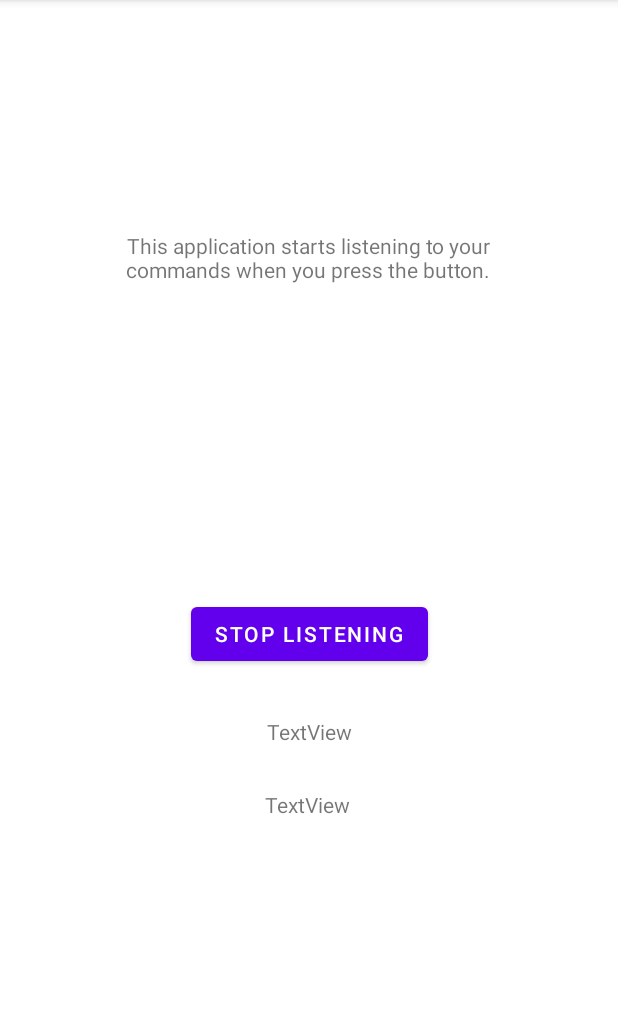
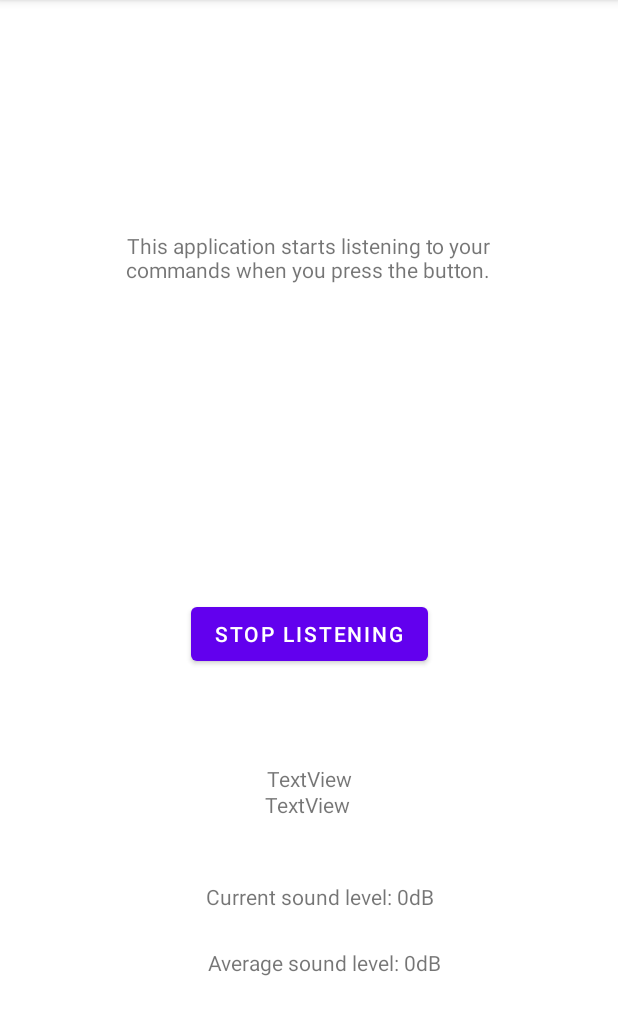
Before and after one commit to 71M073J/ApproxHPVM_Honk_version, an Android app: the ARPActivity screen opened directly, with no data from a screen before it, after a tap on "START LISTENING", on a phone screen of 412 x 824 dp, the part 84-1119 px from its top. Run offline under Robolectric (Android 15) with nearby library versions, the phone set to English and light mode, and no system bars; our stand-ins replace Dagger/Hilt's generated code; libraries missing offline, so code that uses them is left out: com.jlibrosa.audio; 7 statements that could not run were skipped.

Commit message:
added decibel readings and approximation levels

```diff
--- a/app/src/main/java/si/fri/matevzfa/approxhpvmdemo/arp/ARPActivity.kt
+++ b/app/src/main/java/si/fri/matevzfa/approxhpvmdemo/arp/ARPActivity.kt
@@ -5,46 +5,32 @@ import android.content.pm.PackageManager
 import android.media.AudioFormat
 import android.media.AudioRecord
 import android.media.MediaRecorder
-import android.opengl.Visibility
 import android.os.Bundle
 import android.os.Handler
 import android.os.Looper
 import android.os.Message
-import android.os.SystemClock.sleep
 import android.util.Log
 import android.view.View
-import android.widget.Button
-import android.widget.TextView
 import androidx.appcompat.app.AppCompatActivity
 import androidx.core.app.ActivityCompat
 import androidx.core.content.ContextCompat
-import androidx.fragment.app.FragmentActivity
 import androidx.work.Data
 import androidx.work.ExistingWorkPolicy
 import androidx.work.OneTimeWorkRequestBuilder
 import androidx.work.WorkManager
 import com.jlibrosa.audio.JLibrosa
 import dagger.hilt.android.AndroidEntryPoint
-import kotlinx.coroutines.GlobalScope
-import kotlinx.coroutines.delay
-import kotlinx.coroutines.launch
-import si.fri.matevzfa.approxhpvmdemo.adaptation.NoAdaptation
-import si.fri.matevzfa.approxhpvmdemo.data.*
-import si.fri.matevzfa.approxhpvmdemo.databinding.ActivityArpactivityBinding
-import si.fri.matevzfa.approxhpvmdemo.har.ApproxHPVMWrapper
-import java.io.IOException
-import java.util.*
-import javax.inject.Inject
-import kotlin.math.absoluteValue
-import kotlin.math.ln
-import kotlin.math.pow
-import kotlin.math.sqrt
-import android.media.*
-import com.github.psambit9791.jdsp.filter.Butterworth
 import si.fri.matevzfa.approxhpvmdemo.data.SignalImage
 import si.fri.matevzfa.approxhpvmdemo.data.SignalImageDao
 import si.fri.matevzfa.approxhpvmdemo.data.TraceClassificationDao
-
+import si.fri.matevzfa.approxhpvmdemo.databinding.ActivityArpactivityBinding
+import java.io.IOException
+import java.nio.Buffer
+import java.util.*
+import javax.inject.Inject
+import kotlin.math.ln
+import kotlin.math.log10
+import kotlin.math.roundToInt
 
 
 @AndroidEntryPoint
@@ -54,8 +40,9 @@ class ARPActivity : AppCompatActivity() {
     private val RECORDER_CHANNELS = AudioFormat.CHANNEL_IN_MONO
     private val RECORDER_AUDIO_ENCODING = AudioFormat.ENCODING_PCM_FLOAT
     private var restart_rec = false
-    var BufferElements = 16000
+    var BufferElements = 8000
     private var recorder: AudioRecord? = null
+    private var mRecorder: MediaRecorder = MediaRecorder()
     private var recordingThread: Thread? = null
     private var peakThread: Thread? = null
     private var isRecording = false
@@ -68,8 +55,9 @@ class ARPActivity : AppCompatActivity() {
     lateinit var traceClassificationDao :TraceClassificationDao
 
     private var speechCounter = 0
-    private var rmseSum : Double = 0.0
-    private var numberOfReadings = 10 // Number of readings before calculating mean
+    private var numberOfReadings = 20 // Number of readings before calculating mean
+    private var ampSum = 0.0
+    private var isFirstRead = true
 
     private val updateTimeHandler = object : Handler(Looper.getMainLooper()){
         override fun handleMessage(message: Message) {
@@ -98,23 +86,19 @@ class ARPActivity : AppCompatActivity() {
 
         binding.stopListening.visibility = View.INVISIBLE
         setContentView(view)
-        Log.e(TAG,"wtf")
         binding.stopListening.setOnClickListener {
-            Log.e("WTF", "CLICK")
+            Log.e("Stop Button", "CLICK")
             kill_recorder()
             updateTimeHandler.removeMessages(MSG_UPDATE_TIME)
             binding.startListening.visibility = View.VISIBLE
             binding.stopListening.visibility = View.INVISIBLE
         }
         binding.startListening.setOnClickListener {
+            Log.e("Start Button", "CLICK")
             init_recorder()
             binding.startListening.visibility = View.INVISIBLE
             binding.stopListening.visibility = View.VISIBLE
         }
-
-
-        Log.e(TAG,"wtf")
-        //setContentView(R.layout.activity_arpactivity)
 
         if (ContextCompat.checkSelfPermission(applicationContext, Manifest.permission.RECORD_AUDIO) != PackageManager.PERMISSION_GRANTED &&
             ContextCompat.checkSelfPermission(applicationContext, Manifest.permission.WRITE_EXTERNAL_STORAGE) != PackageManager.PERMISSION_GRANTED
@@ -127,13 +111,6 @@ class ARPActivity : AppCompatActivity() {
             ActivityCompat.requestPermissions(this, permissions, 0)
         }
 
-
-            //stopListening.setOnClickListener {
-            //    isRecording = false
-            //    recorder?.stop()
-            //    stopListening.visibility = View.INVISIBLE
-            //}
-
         if (ActivityCompat.checkSelfPermission(
                 applicationContext,
                 Manifest.permission.RECORD_AUDIO
@@ -141,10 +118,7 @@ class ARPActivity : AppCompatActivity() {
         ) {
             return
         }
-        Log.e(TAG,"wtf")
-        //setContentView(R.layout.activity_arpactivity)
 
-        Log.e(TAG,"wtf2")
         WorkManager.getInstance(baseContext)
             .getWorkInfosForUniqueWorkLiveData(UNIQUE_WORK_NAME)
             .observe(this) { workInfos ->
@@ -156,6 +130,7 @@ class ARPActivity : AppCompatActivity() {
                     }
                 }
             }
+
     }
 
     override fun onPause() {
@@ -163,25 +138,29 @@ class ARPActivity : AppCompatActivity() {
         kill_recorder()
         restart_rec = true
     }
+
     fun kill_recorder(){
         isRecording = false;
         if (null != recorder) {
             updateTimeHandler.removeMessages(MSG_UPDATE_TIME)
-            //if (alreadyStarted){
             recorder?.stop();
             recorder?.release();
-            //}
             recorder = null;
             recordingThread = null;
         }
+        if (mRecorder != null) {
+            mRecorder.stop();
+            mRecorder.release();
+        }
+        restart_rec = true
     }
+
     fun init_recorder(){
         recorder = AudioRecord(
             MediaRecorder.AudioSource.MIC,
             RECORDER_SAMPLERATE, RECORDER_CHANNELS,
             RECORDER_AUDIO_ENCODING, BufferElements
         )
-
         if (recorder!!.state != AudioRecord.STATE_INITIALIZED) { // check for proper initialization
             Log.e(TAG, "error initializing");
             return;
@@ -189,10 +168,24 @@ class ARPActivity : AppCompatActivity() {
         recorder?.startRecording()
         isRecording = true
 
+        mRecorder = MediaRecorder()
+        mRecorder.setAudioSource(MediaRecorder.AudioSource.MIC)
+        mRecorder.setOutputFormat(MediaRecorder.OutputFormat.THREE_GPP)
+        mRecorder.setAudioEncoder(MediaRecorder.AudioEncoder.AMR_NB)
+        mRecorder.setOutputFile("${externalCacheDir?.absolutePath}/temp.3gp")
+
+        try {
+            mRecorder.prepare()
+        } catch (e: IllegalStateException) {
+            e.printStackTrace()
+        } catch (e: IOException) {
+            e.printStackTrace()
+        }
+        mRecorder.start();
+
         updateTimeHandler.sendEmptyMessage(MSG_UPDATE_TIME)
-        //
+
         recordingThread = Thread({
-            //stopListening.visibility = View.VISIBLE
             writeAudioDataToFile() }, "AudioRecorder Thread")
         recordingThread!!.start()
     }
@@ -204,52 +197,64 @@ class ARPActivity : AppCompatActivity() {
         }
     }
 
-    // Calculate rmse and select approximation level if needed
-    private fun calculateRmse(fData: FloatArray) {
-        val doubleArray = DoubleArray(fData.count())
-        for (i in 0 until fData.count()) {
-            doubleArray[i] = fData[i].toDouble()
+    // Calculate Decibes and select approximation level if needed
+    private fun calculateDb() {
+        speechCounter++
+        try {
+            var currAmp = 20 * log10(mRecorder.maxAmplitude.toDouble())
+            if (currAmp == Double.NEGATIVE_INFINITY || currAmp == Double.POSITIVE_INFINITY)
+            { currAmp = 0.0 }
+            ampSum += currAmp
+            Log.d("Decibel level", "$speechCounter $ampSum $currAmp")
+
+            var ampMean = ampSum / speechCounter
+            runOnUiThread {
+                binding.soundLevel.text = "Current sound level: ${currAmp.roundToInt()}dB"
+                binding.avgSoundLevel.text = "Average sound level: ${ampMean.roundToInt()}dB"
+            }
+
+            if (speechCounter == numberOfReadings) {
+                Log.d("Decibel mean value", "$ampMean")
+                speechCounter = 0
+                ampSum = 0.0
+
+                // TODO test which means work for which approximation level
+                //  - actually use approxLevel
+                var approxLevel = 0 // This means no approximation. 3 means max approximation
+                if (ampMean < 40) { approxLevel = 3 }
+                else if (ampMean < 50) { approxLevel = 2 }
+                else if (ampMean < 60) { approxLevel = 1 }
+            }
+        } catch (e : Exception) {
+            Log.e("Decibel calculation thread",
+                "Exception thrown: probably media recorder was stopped while this thread" +
+                        " was still running")
+            e.printStackTrace()
         }
 
-        val order = 4
-        // Apparently this is the cutoff frequency to use for speech recognition
-        val lowCutOffFreq = 300.0
-        //TODO a lahko popravš tako da je pravilno importan? men tega Butterworth ne recognisa
-        val butterworthFilter = Butterworth(RECORDER_SAMPLERATE.toDouble())
-        val result: DoubleArray = butterworthFilter.lowPassFilter(doubleArray, order, lowCutOffFreq)
-        var rmse = 0.0
-
-        doubleArray.forEachIndexed{ i, value ->
-            rmse += (value - result[i]).pow(2)
-        }
-
-        rmseSum += sqrt(rmse)
-        speechCounter++
-        Log.d("RMSE", "$rmse , $rmseSum, $speechCounter")
-
-        if (speechCounter == numberOfReadings) {
-            var rmseMean = rmseSum / speechCounter
-            // TODO Select mean value for approximation levels
-            //  test which means work for which approximation level
-        }
     }
 
     private fun writeAudioDataToFile() {
-        val fData = FloatArray(BufferElements)
+        val fDataFirst = FloatArray(BufferElements)
+        var fDataSecond = FloatArray(BufferElements)
+
         var jLibrosa: JLibrosa = JLibrosa();
         while (isRecording) {
-            recorder!!.read(fData, 0, BufferElements, AudioRecord.READ_BLOCKING)
-            //also ne vem a bi tle to delal
-            /*TODO FIX
+            if (isFirstRead)
+                recorder!!.read(fDataFirst, 0, BufferElements, AudioRecord.READ_BLOCKING)
+            else {
+                System.arraycopy(fDataSecond, 0, fDataFirst, 0, BufferElements)
+                recorder!!.read(fDataSecond, 0, BufferElements, AudioRecord.READ_BLOCKING)
+            }
 
-            Thread.sleep(1_500)
-            recorder!!.read(fData, 0, BufferElements, AudioRecord.READ_NON_BLOCKING)
-            peakThread = Thread({ calculateRmse(fData) }, "Peak finder Thread")
+            peakThread = Thread({ calculateDb() }, "Decibel calculation Thread")
             peakThread!!.start()
-            */
+
             try {
-
                 signalImageDao.deleteAll()
+                var fData = FloatArray(BufferElements * 2)
+                System.arraycopy(fDataFirst, 0, fData, 0, BufferElements)
+                System.arraycopy(fDataSecond, 0, fData, BufferElements, BufferElements)
                 var melSpectrogram: Array<FloatArray> =
                     jLibrosa.generateMelSpectroGram(fData, 16000, 512, 40, 160)
 
@@ -259,23 +264,6 @@ class ARPActivity : AppCompatActivity() {
                     }
                 }
 
-                //Log.e(TAG, melSpectrogram.size.toString() + " - " + melSpectrogram[0].size.toString())
-                //data = [np.matmul(self.dct_filters, np.atleast_2d(x).T) for x in a.T]
-                //why is this even necessary???
-                /*var data : Array<FloatArray> = emptyArray()
-                for (i in melSpectrogram[0].indices) {
-                    var l : FloatArray = floatArrayOf()
-                    //var j = 0
-                    for (j in melSpectrogram.indices) {
-                        var m = melSpectrogram[j][i]
-                        l = l.plus(melSpectrogram[j][i])
-                    }
-                    data = data.plus(l)
-                }*/
-                //101-krat 40 vektor, ta 40 vektor je 40 množenj
-                //for (i in melSpectrogram){
-                //    Log.e(TAG, i.joinToString(","))
-                //}
                 val multipliedData = Array(101){FloatArray(40)}
                 for (i in multipliedData.indices){
                     for (j in filter.indices){
@@ -285,46 +273,15 @@ class ARPActivity : AppCompatActivity() {
                     }
                 }
 
-
-                /*var multipliedData = Array(filter.count()) { FloatArray(data[0].count()) }
-                // Matrix multiplication with filter
-                for (i in filter.indices) {
-                    for (j in data[0].indices) {
-                        for (k in filter[0].indices) {
-                            multipliedData[i][j] += filter[i][k] * data[k][j]
-                        }
-                    }
-                }*/
-
-
                 var signalImage = FloatArray(101 * 40)
                 var cnt = 0
                 val test_data = Filter().test_value
-                for (i in multipliedData.indices){//i gre do 100
-                    for (j in multipliedData[i].indices){//j gre do 39
-                        //Log.d("TAGAAAAAAAAAAAAAA", "$i-----------$j")
-                        //signalImage[(39 - i) * 40 + (100 - j)] = multipliedData[i][j]
-                        //signalImage[(39 - i) * 40 + (j)] = multipliedData[i][j]
-                        //signalImage[(i) * 40 + (100 - j)] = multipliedData[i][j]
-                        //signalImage[((i) * 40 + (j))] = multipliedData[i][j]
-                        //signalImage[(39 - j) * 40 + (100 - i)] = multipliedData[i][j]
-                        //signalImage[(39 - j) * 40 + (i)] = multipliedData[i][j]
-                        //signalImage[(j) * 40 + (100 - i)] = multipliedData[i][j]
+                for (i in multipliedData.indices) {//i gre do 100
+                    for (j in multipliedData[i].indices) {//j gre do 39
                         signalImage[(i) * 40 + (j)] = multipliedData[i][j]
-                        //signalImage[(100 - i) * 40 + (39 - j)] = multipliedData[i][j]
                     }
                 }
-                //sleep(2000L)
 
-                //for (i in test_data.indices){//i gre do 0 do 100
-                //    for (j in test_data[i].indices){//j gre 0 do 39
-                //        signalImage[(i) * 40 + (j)] = test_data[i][j]
-                //    }
-                //}
-
-                //for (i in multipliedData){
-                //    Log.e(TAG, i.joinToString(","))
-                //}
                 val si = SignalImage(
                     uid = 0,
                     img = signalImage.joinToString(",")
@@ -338,17 +295,8 @@ class ARPActivity : AppCompatActivity() {
                     .setInputData(dataa)
                     .build()
 
-                WorkManager.getInstance(baseContext) //DONT comment this, this is the call that makes inference
+                WorkManager.getInstance(baseContext)
                     .enqueueUniqueWork(UNIQUE_WORK_NAME, ExistingWorkPolicy.KEEP, work)
-
-                //break
-
-                //isRecording = false
-                //val (softmax, argmax) = classify(signalImage)
-                //out_view.text = labelNames[argmax]
-                // data = [np.matmul(self.dct_filters, x) for x in np.split(data, data.shape[1], axis=1)]
-                //var mulString = getString(multipliedData)
-                //Log.d("TEST 1234214", Arrays.toString(fData))
             } catch (e: IOException) {
                 e.printStackTrace()
             }
--- a/app/src/main/java/si/fri/matevzfa/approxhpvmdemo/arp/MicrophoneInference.kt
+++ b/app/src/main/java/si/fri/matevzfa/approxhpvmdemo/arp/MicrophoneInference.kt
@@ -38,7 +38,6 @@ class MicrophoneInference @AssistedInject constructor(
         //showNotification("Trace classification started", "You will be notified when it completes.")
         //Nočemo tega tukaj, če že dej to v onclicklistener za gumb (ta funkcija se kliče vsako sekundo)
         val traceRunStart = dateTimeFormatter.format(Instant.now())
-
         val noEngine = NoAdaptation(approxHPVMWrapper)
 
         Log.w(TAG, "WE GUCCI")
@@ -160,6 +159,7 @@ class MicrophoneInference @AssistedInject constructor(
 
     private fun classify(signalImage: FloatArray): Pair<FloatArray, Int> {
         val softMax = FloatArray(12)
+        Log.e(TAG, "Am i here")
         approxHPVMWrapper.hpvmInference(signalImage, softMax)
         val argMax = softMax.indices.maxByOrNull { softMax[it] } ?: -1
         return Pair(softMax, argMax)
--- a/app/src/main/java/si/fri/matevzfa/approxhpvmdemo/har/ApproxHPVMWrapper.kt
+++ b/app/src/main/java/si/fri/matevzfa/approxhpvmdemo/har/ApproxHPVMWrapper.kt
@@ -3,6 +3,7 @@ package si.fri.matevzfa.approxhpvmdemo.har
 import android.content.Context
 import android.content.res.AssetManager
 import android.util.Log
+import si.fri.matevzfa.approxhpvmdemo.arp.ARPActivity
 
 class ApproxHPVMWrapper(context: Context)  {
     companion object {
@@ -61,6 +62,7 @@ class ApproxHPVMWrapper(context: Context)  {
 
         // Run inference
         hpvmAdaptiveSetConfigIndex(configIdx)
+
         hpvmInference(input, output)
 
         // Restore index
--- a/app/src/main/res/layout/activity_arpactivity.xml
+++ b/app/src/main/res/layout/activity_arpactivity.xml
@@ -43,6 +43,17 @@
         app:layout_constraintTop_toBottomOf="@+id/start_listening" />
 
     <TextView
+        android:id="@+id/selected"
+        android:layout_width="wrap_content"
+        android:layout_height="wrap_content"
+        android:text="TextView"
+        app:layout_constraintBottom_toTopOf="@+id/sound_level"
+        app:layout_constraintEnd_toEndOf="parent"
+        app:layout_constraintStart_toStartOf="parent"
+        app:layout_constraintTop_toBottomOf="@+id/stop_listening"
+        app:layout_constraintVertical_bias="0.516" />
+
+    <TextView
         android:id="@+id/softmax_output"
         android:layout_width="wrap_content"
         android:layout_height="wrap_content"
@@ -56,15 +67,30 @@
         app:layout_constraintVertical_bias="0.104" />
 
     <TextView
-        android:id="@+id/selected"
+        android:id="@+id/sound_level"
         android:layout_width="wrap_content"
         android:layout_height="wrap_content"
-        android:text="TextView"
-        app:layout_constraintBottom_toTopOf="@+id/softmax_output"
+        android:layout_marginTop="54dp"
+        android:text="Current sound level: 0dB"
+        app:layout_constraintBottom_toBottomOf="parent"
         app:layout_constraintEnd_toEndOf="parent"
+        app:layout_constraintHorizontal_bias="0.528"
         app:layout_constraintStart_toStartOf="parent"
         app:layout_constraintTop_toBottomOf="@+id/stop_listening"
-        app:layout_constraintVertical_bias="0.516" />
+        app:layout_constraintVertical_bias="0.351" />
+
+    <TextView
+        android:id="@+id/avg_sound_level"
+        android:layout_width="wrap_content"
+        android:layout_height="wrap_content"
+        android:layout_marginTop="54dp"
+        android:text="Average sound level: 0dB"
+        app:layout_constraintBottom_toBottomOf="parent"
+        app:layout_constraintEnd_toEndOf="parent"
+        app:layout_constraintHorizontal_bias="0.539"
+        app:layout_constraintStart_toStartOf="parent"
+        app:layout_constraintTop_toBottomOf="@+id/stop_listening"
+        app:layout_constraintVertical_bias="0.529" />
 
 
 </androidx.constraintlayout.widget.ConstraintLayout>
```
